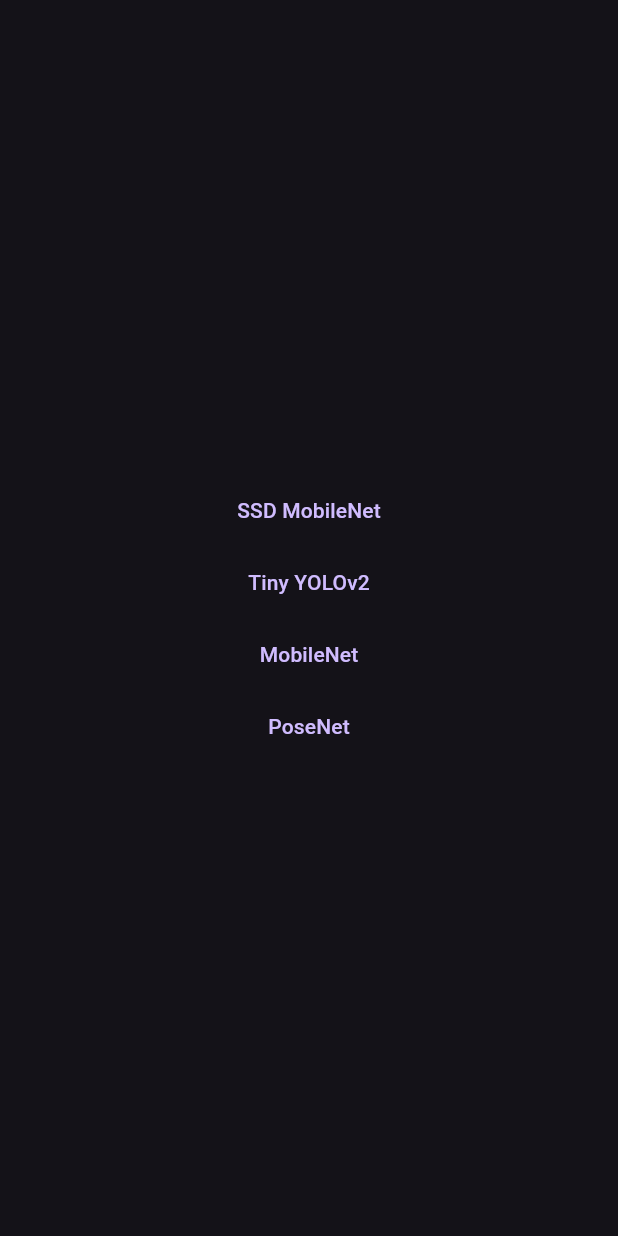
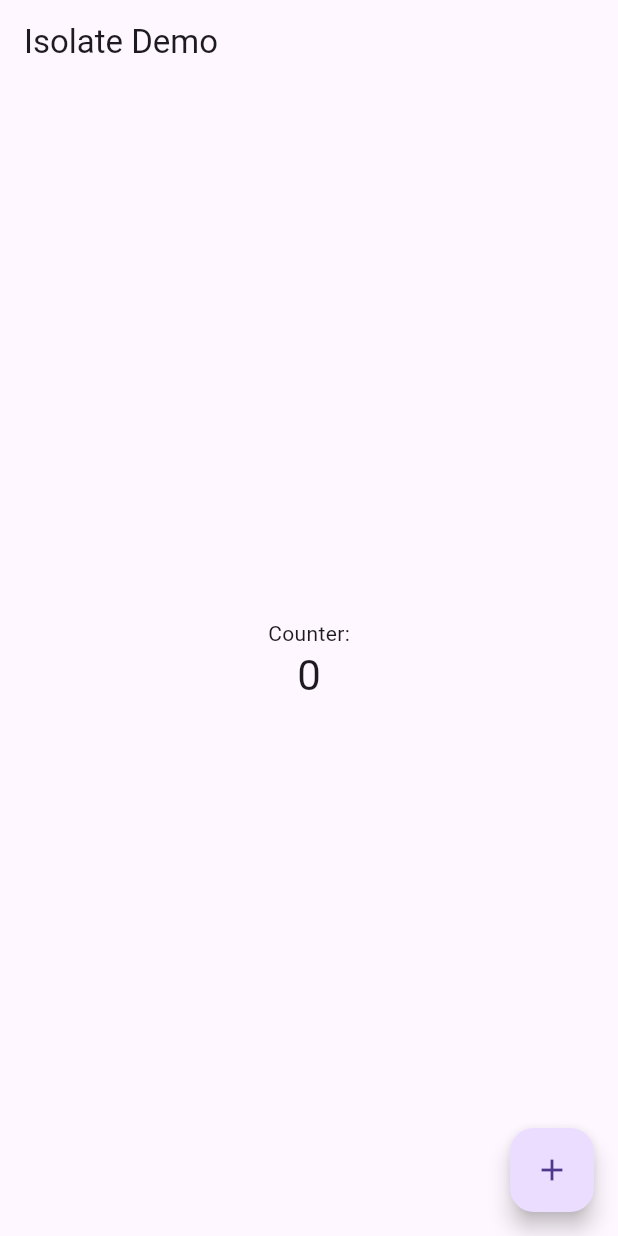
Before and after one commit to DhebaRam/Object_Decect_Demo, a Flutter app: the screen it shows after launch, on a phone screen of 412 x 824 dp. Run offline on Flutter 3.47's test engine with Material 3 defaults, Android fonts, the phone set to English and light mode, and no system bars; our stand-ins replace awesome_notifications, camera; missing offline and left inert: flutter_isolate, tflite; project files that could hold a hidden picture were left out.

Commit message:
app commit

```diff
--- a/lib/main.dart
+++ b/lib/main.dart
@@ -53,32 +53,132 @@
 // }
 
 import 'dart:async';
+import 'dart:developer';
+import 'package:awesome_notifications/awesome_notifications.dart';
 import 'package:flutter/material.dart';
 import 'package:camera/camera.dart';
+import 'package:flutter_isolate/flutter_isolate.dart';
 import 'home.dart';
+import 'dart:isolate';
 
-List<CameraDescription>? cameras;
+import 'local_notification.dart';
 
-Future<Null> main() async {
+void main() async {
   WidgetsFlutterBinding.ensureInitialized();
-  try {
-    cameras = await availableCameras();
-  } on CameraException catch (e) {
-    print('Error: $e.code\nError Message: $e.message');
-  }
-  runApp(new MyApp());
+  runApp(MyApp());
+
+  AwesomeNotifications().initialize(null, [
+    NotificationChannel(
+        channelGroupKey: 'reminders',
+        channelKey: 'instant_notification',
+        channelName: 'Basic Instant Notification',
+        channelDescription: 'Testing Notification')
+  ]);
 }
 
 class MyApp extends StatelessWidget {
   @override
   Widget build(BuildContext context) {
     return MaterialApp(
-      title: 'tflite real-time detection',
-      debugShowCheckedModeBanner: false,
-      theme: ThemeData(
-        brightness: Brightness.dark,
-      ),
-      home: HomePage(cameras),
+      title: 'Isolate Demo',
+      home: IsolateDemo(),
     );
   }
 }
+
+class IsolateDemo extends StatefulWidget {
+  @override
+  IsolateDemoState createState() => IsolateDemoState();
+}
+
+class IsolateDemoState extends State<IsolateDemo> {
+  int _counter = 0;
+
+  // Method to increment the counter in a separate isolate
+  Future<void> _incrementCounter() async {
+    ReceivePort receivePort = ReceivePort();
+    Isolate isolate =
+        await Isolate.spawn(_isolateEntryPoint, receivePort.sendPort);
+
+    receivePort.listen((data) {
+      log("data listen---> $data");
+      // ScaffoldMessenger.of(context).showSnackBar( SnackBar(
+      //   content: Text('Hello, Snack bar! ${data}'),
+      // ));
+      setState(() {
+        _counter = data;
+      });
+
+    });
+  }
+
+  // Entry point for the isolate
+  static void _isolateEntryPoint(SendPort sendPort) {
+    int counter = 0;
+    Timer.periodic(const Duration(seconds: 3), (timer) {
+      counter++;
+      sendPort.send(counter);
+      Notify.instanceNotify(counter);
+    });
+  }
+
+  @override
+  void initState() {
+    // TODO: implement initState
+    super.initState();
+  }
+
+  @override
+  Widget build(BuildContext context) {
+    return Scaffold(
+      appBar: AppBar(
+        title: const Text('Isolate Demo'),
+      ),
+      body: Center(
+        child: Column(
+          mainAxisAlignment: MainAxisAlignment.center,
+          children: <Widget>[
+            const Text(
+              'Counter:',
+            ),
+            Text(
+              '$_counter',
+              style: Theme.of(context).textTheme.headline4,
+            ),
+          ],
+        ),
+      ),
+      floatingActionButton: FloatingActionButton(
+        onPressed: _incrementCounter,
+        tooltip: 'Increment',
+        child: const Icon(Icons.add),
+      ),
+    );
+  }
+}
+
+// Object Detect Demo
+// List<CameraDescription>? cameras;
+// void  main() async {
+//   WidgetsFlutterBinding.ensureInitialized();
+//   try {
+//     cameras = await availableCameras();
+//   } on CameraException catch (e) {
+//     print('Error: $e.code\nError Message: $e.message');
+//   }
+//   runApp(new MyApp());
+// }
+
+// class MyApp extends StatelessWidget {
+//   @override
+//   Widget build(BuildContext context) {
+//     return MaterialApp(
+//       title: 'tflite real-time detection',
+//       debugShowCheckedModeBanner: false,
+//       theme: ThemeData(
+//         brightness: Brightness.dark,
+//       ),
+//       home: HomePage(cameras),
+//     );
+//   }
+// }
--- a/pubspec.yaml
+++ b/pubspec.yaml
@@ -38,6 +38,9 @@ dependencies:
   face_camera: ^0.0.9
   tflite: ^1.1.2
   camera: ^0.10.5+9
+  flutter_isolate: ^2.0.4
+  awesome_notifications: ^0.9.2
+
 
 dev_dependencies:
   flutter_test:
```
Also changed, not shown: lib/local_notification.dart (added, +64 -0 lines), pubspec.lock, 8 other files.
